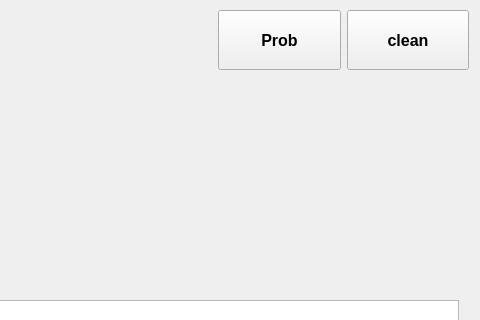
Above: mainwindow.ui from mychuang/DeviceSearch before the change; both pictures show x 392 to 872 and y 0 to 320 of the 872 by 600 pixel window. Below: the same form after it.
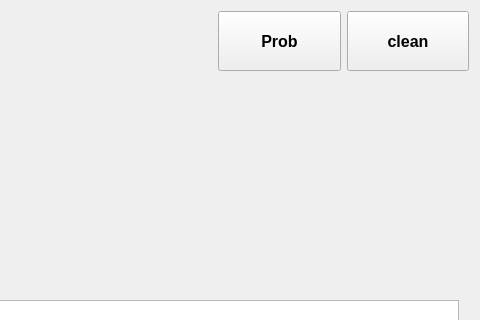
That is the form after the change.

What changed in the file:
```diff
--- a/mainwindow.ui
+++ b/mainwindow.ui
@@ -20,7 +20,7 @@
       <x>610</x>
       <y>10</y>
       <width>251</width>
-      <height>61</height>
+      <height>62</height>
      </rect>
     </property>
     <layout class="QHBoxLayout" name="horizontalLayout">
```
Left out of the diff: 2 changed lines with no effect on the pictures.
